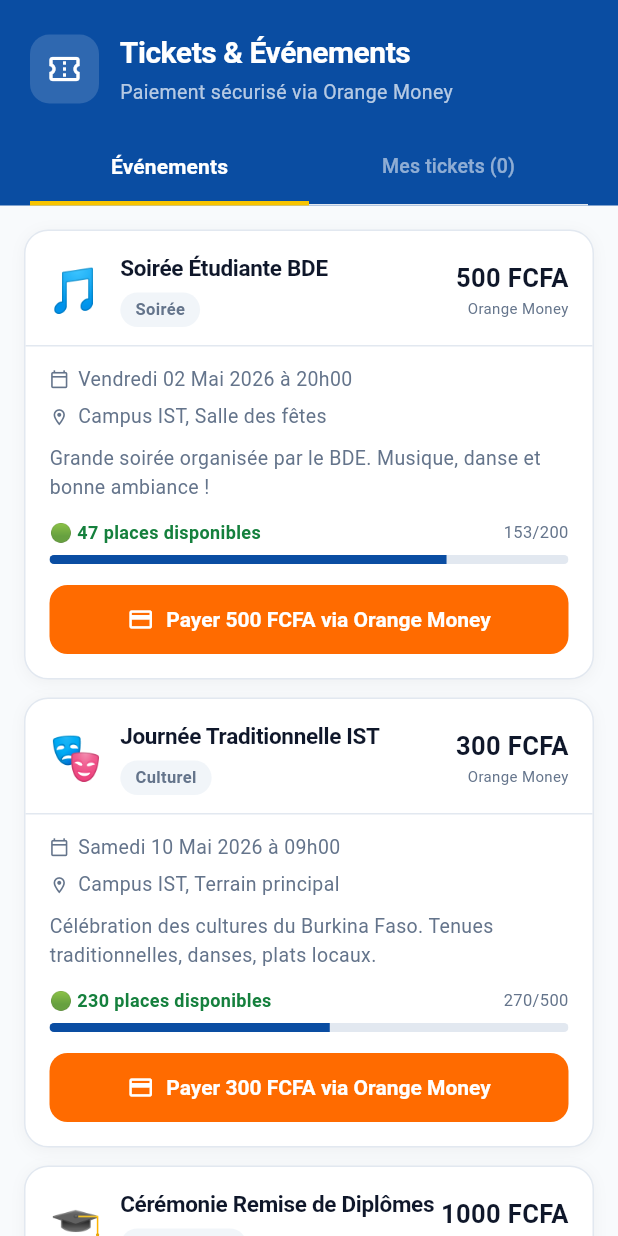
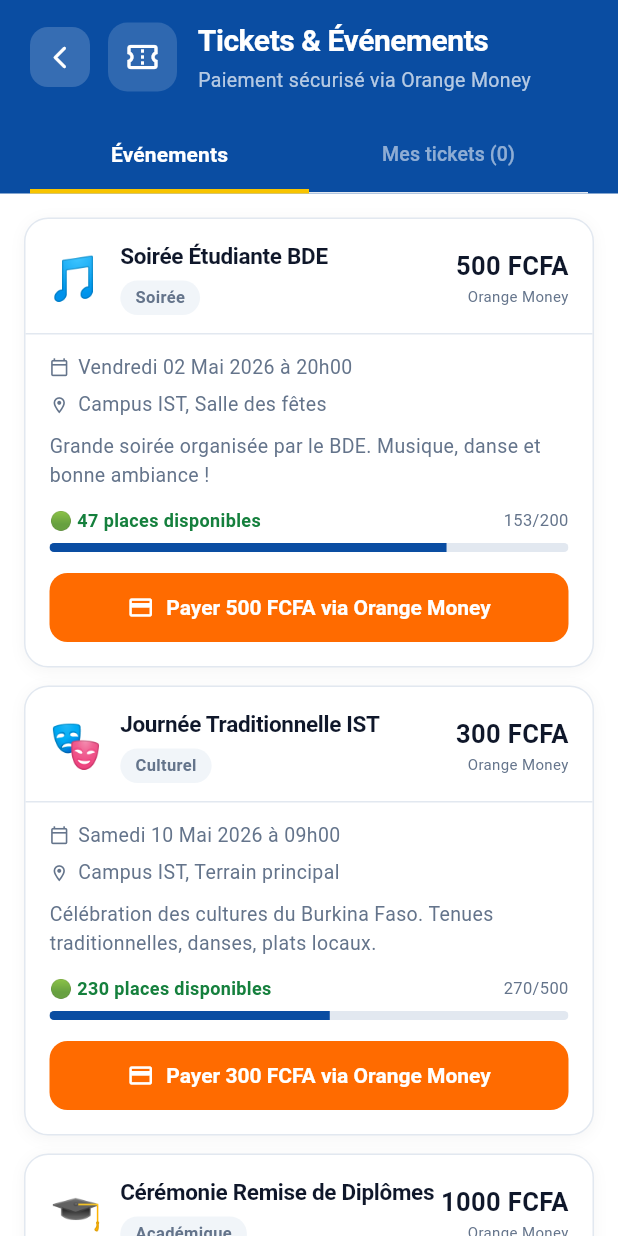
Before and after one commit to fayimac05-cmd/version1, a Flutter app: the TicketsScreen screen opened directly with empty values, on a phone screen of 412 x 824 dp. Run offline on Flutter 3.47's test engine with Material 3 defaults, Android fonts, the phone set to English and light mode, and no system bars; our stand-ins replace file_picker, fl_chart, image_picker, pdf, printing, shared_preferences; accounts and stored records are empty.

Commit message:
Ajout des boutons de retour sur la page Cours et Tickets

```diff
--- a/lib/pages/courses_tab.dart
+++ b/lib/pages/courses_tab.dart
@@ -60,12 +60,15 @@
   @override
   Widget build(BuildContext context) {
     final filtered = _filtered;
-    return Column(children: [
+    return Scaffold(
+      backgroundColor: AppPalette.white,
+      body: Column(children: [
 
         // ── Header ─────────────────────────────────────────────────────
         AppPageHeader(
           title: 'Mes Cours',
           subtitle: 'Licence Informatique L2',
+          onBack: () => Navigator.pop(context),
           trailing: _nbNouveaux > 0
               ? Container(
                   padding: const EdgeInsets.symmetric(horizontal: 10, vertical: 5),
@@ -167,7 +170,8 @@
                   itemBuilder: (_, i) => _coursCard(filtered[i]),
                 ),
         ),
-    ]);
+      ]),
+    );
   }
 
   Widget _coursCard(Map<String, dynamic> cours) {
--- a/lib/pages/tickets_screen.dart
+++ b/lib/pages/tickets_screen.dart
@@ -73,14 +73,30 @@
 
   @override
   Widget build(BuildContext context) {
-    return Column(children: [
+    return Scaffold(
+      backgroundColor: Colors.white,
+      body: Column(children: [
 
         // ── Header simple ─────────────────────────────────────────────
         Container(
           color: AppPalette.blue,
-        padding: const EdgeInsets.fromLTRB(20, 20, 20, 0),
+          padding: EdgeInsets.fromLTRB(20, MediaQuery.of(context).padding.top + 12, 20, 0),
           child: Column(children: [
             Row(children: [
+              // Bouton retour
+              GestureDetector(
+                onTap: () => Navigator.pop(context),
+                child: Container(
+                  width: 40, height: 40,
+                  decoration: BoxDecoration(
+                    color: Colors.white.withValues(alpha: 0.18),
+                    borderRadius: BorderRadius.circular(12),
+                  ),
+                  child: const Icon(Icons.arrow_back_ios_new_rounded,
+                      color: Colors.white, size: 18),
+                ),
+              ),
+              const SizedBox(width: 12),
               Container(width: 46, height: 46,
                 decoration: BoxDecoration(color: Colors.white.withValues(alpha:0.15),
                     borderRadius: BorderRadius.circular(13)),
@@ -117,7 +133,8 @@
           _listeEvenements(),
           _mesTicketsView(),
         ])),
-    ]);
+      ]),
+    );
   }
 
   // ── Liste événements ──────────────────────────────────────────────────
```
Lines whose indentation alone changed are shown as unchanged.
